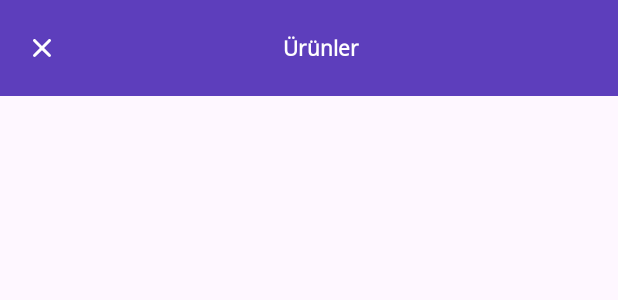
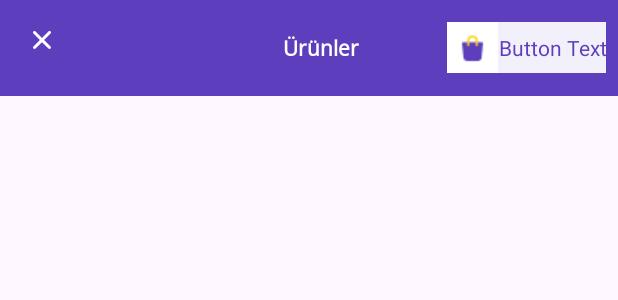
Before and after one commit to bymaskeli53/GetirFinalApp, an Android app: the layout home_toolbar.xml on its own in the app's theme, with its tools: preview values and no code run, on a phone screen of 412 x 824 dp. Shown: the top 300 px of the screen. Run offline under Robolectric (Android 15) with nearby library versions, the light colour scheme and no system bars.

Commit message:
Toolbar Updated

```diff
--- a/app/src/main/java/com/example/getirfinalapp/ListingFragment.kt
+++ b/app/src/main/java/com/example/getirfinalapp/ListingFragment.kt
@@ -4,6 +4,10 @@ import android.os.Bundle
 import android.view.LayoutInflater
 import android.view.View
 import android.view.ViewGroup
+import android.widget.ImageView
+import android.widget.LinearLayout
+import android.widget.TextView
+import androidx.appcompat.widget.Toolbar
 import androidx.fragment.app.Fragment
 import androidx.fragment.app.viewModels
 import androidx.lifecycle.Lifecycle
@@ -14,6 +18,7 @@ import com.example.getirfinalapp.databinding.FragmentListingBinding
 import dagger.hilt.android.AndroidEntryPoint
 import kotlinx.coroutines.flow.collect
 import kotlinx.coroutines.launch
+
 @AndroidEntryPoint
 class ListingFragment : Fragment(R.layout.fragment_listing) {
 
@@ -34,18 +39,26 @@ class ListingFragment : Fragment(R.layout.fragment_listing) {
     override fun onViewCreated(view: View, savedInstanceState: Bundle?) {
         super.onViewCreated(view, savedInstanceState)
 
+        val toolbar = activity?.findViewById<Toolbar>(R.id.myToolbar)
+        toolbar?.findViewById<ImageView>(R.id.iv_cancel)?.visibility = View.INVISIBLE
+
+
+
+
         viewLifecycleOwner.lifecycleScope.launch {
             repeatOnLifecycle(Lifecycle.State.STARTED) {
                 viewModel.data.collect { resource ->
-                    when(resource){
+                    when (resource) {
                         is Resource.Success -> {
-                           val data = resource.data
+                            val data = resource.data
                             // Recycler View veri gösterilecek.
 
                         }
+
                         is Resource.Error -> {
                             val errorMessage = resource.message
                         }
+
                         is Resource.Loading -> {
                             // Loading işlemi
                         }
--- /dev/null
+++ b/app/src/main/res/drawable/rounded_corner_background.xml
@@ -0,0 +1,6 @@
+<?xml version="1.0" encoding="utf-8"?>
+<shape xmlns:android="http://schemas.android.com/apk/res/android"
+    android:shape="rectangle">
+    <solid android:color="@color/bg_primary" /> <!-- Background color -->
+    <corners android:radius="32dp" /> <!-- Radius of the corners -->
+</shape>
--- /dev/null
+++ b/app/src/main/res/layout/custom_button_layout.xml
@@ -0,0 +1,28 @@
+<?xml version="1.0" encoding="utf-8"?>
+<!-- custom_button_layout.xml -->
+<LinearLayout xmlns:android="http://schemas.android.com/apk/res/android"
+    android:layout_width="wrap_content"
+    android:layout_height="wrap_content"
+    xmlns:app="http://schemas.android.com/apk/res-auto"
+    android:gravity="center"
+    android:background="@drawable/rounded_corner_background"
+
+    android:orientation="horizontal">
+
+    <ImageView
+        android:id="@+id/imageView"
+        android:layout_width="wrap_content"
+        android:layout_height="wrap_content"
+        android:src="@drawable/icon_go_to_basket" />
+
+
+
+    <TextView
+        android:textColor="@color/text_primary"
+        android:gravity="center"
+        android:id="@+id/textView"
+        android:layout_width="wrap_content"
+        android:layout_height="match_parent"
+        android:background="@color/bg_primary_subtle"
+        android:text="Button Text" />
+</LinearLayout>
--- a/app/src/main/res/layout/home_toolbar.xml
+++ b/app/src/main/res/layout/home_toolbar.xml
@@ -11,6 +11,8 @@
     <androidx.constraintlayout.widget.ConstraintLayout
         android:layout_width="match_parent"
         android:layout_height="wrap_content">
+
+
 
 
         <ImageView
@@ -35,7 +37,33 @@
             app:layout_constraintStart_toStartOf="parent"
             app:layout_constraintTop_toTopOf="parent" />
 
+        <include
+            android:id="@+id/toolbar_basket"
+            android:layout_width="wrap_content"
+            android:layout_height="wrap_content"
+            layout="@layout/custom_button_layout"
+            app:layout_constraintTop_toTopOf="parent"
+            app:layout_constraintEnd_toEndOf="parent"
+            android:layout_marginEnd="8dp"
+
+            />
+
+        <ImageView
+            android:id="@+id/iv_delete"
+            android:layout_width="wrap_content"
+            android:layout_height="wrap_content"
+            android:src="@drawable/ic_delete"
+            app:layout_constraintTop_toTopOf="parent"
+            app:layout_constraintEnd_toEndOf="parent"
+            android:layout_marginEnd="8dp"
+            android:visibility="gone"
+            />
+
+
+
     </androidx.constraintlayout.widget.ConstraintLayout>
 
 
+
+
 </androidx.appcompat.widget.Toolbar>
--- a/app/src/main/res/values/colors.xml
+++ b/app/src/main/res/values/colors.xml
@@ -6,4 +6,5 @@
     <color name="text_dark">#191919</color>
     <color name="text_secondary">#697488</color>
     <color name="bg_primary">#5D3EBC</color>
+    <color name="bg_primary_subtle">#F2F0FA</color>
 </resources>
```
Also changed, not shown: app/src/main/res/drawable/ic_delete.png (added), app/src/main/res/drawable/icon_go_to_basket.jpg (added).
